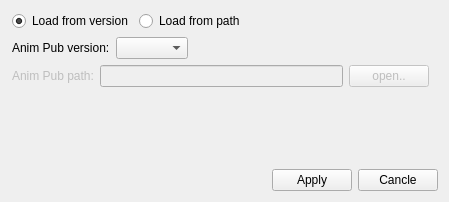
CX-kkk/lgt_import_tool, file gui/win.ui: the form before one commit.
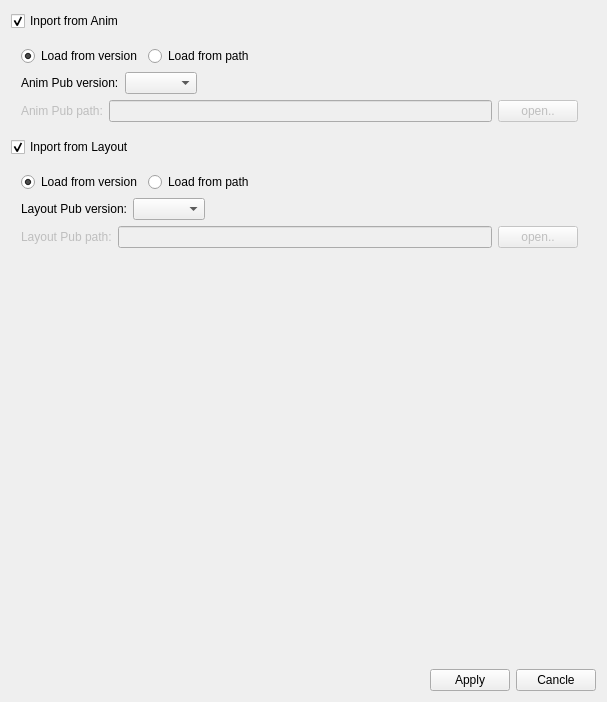
The form after the commit.

Diff of the .ui file:
```diff
--- a/gui/win.ui
+++ b/gui/win.ui
@@ -6,14 +6,27 @@
    <rect>
     <x>0</x>
     <y>0</y>
-    <width>449</width>
-    <height>202</height>
+    <width>607</width>
+    <height>702</height>
    </rect>
   </property>
   <property name="windowTitle">
    <string>Form</string>
   </property>
-  <layout class="QVBoxLayout" name="verticalLayout_2">
+  <layout class="QVBoxLayout" name="verticalLayout_3">
+   <item>
+    <widget class="QCheckBox" name="checkBox_from_anim">
+     <property name="text">
+      <string>Inport from Anim</string>
+     </property>
+     <property name="checked">
+      <bool>true</bool>
+     </property>
+    </widget>
+   </item>
+   <item>
+    <widget class="QWidget" name="Qwidget_from_anim" native="true">
+     <layout class="QVBoxLayout" name="verticalLayout_from_anim">
    <item>
     <widget class="QFrame" name="QFrame_opt">
      <layout class="QHBoxLayout" name="horizontalLayout_opt">
@@ -142,7 +155,156 @@
     </widget>
    </item>
    <item>
-    <layout class="QVBoxLayout" name="verticalLayout_items"/>
+       <layout class="QVBoxLayout" name="verticalLayout_anim_items"/>
+      </item>
+     </layout>
+    </widget>
+   </item>
+   <item>
+    <widget class="QCheckBox" name="checkBox_from_layout">
+     <property name="text">
+      <string>Inport from Layout</string>
+     </property>
+     <property name="checked">
+      <bool>true</bool>
+     </property>
+    </widget>
+   </item>
+   <item>
+    <widget class="QWidget" name="Qwidget_from_layout" native="true">
+     <layout class="QVBoxLayout" name="verticalLayout_2">
+      <item>
+       <widget class="QFrame" name="QFrame_lay_opt">
+        <layout class="QHBoxLayout" name="horizontalLayout_opt_2">
+         <property name="leftMargin">
+          <number>1</number>
+         </property>
+         <property name="topMargin">
+          <number>0</number>
+         </property>
+         <property name="bottomMargin">
+          <number>0</number>
+         </property>
+         <item>
+          <widget class="QRadioButton" name="radioButton_lay_from_version">
+           <property name="text">
+            <string>Load from version</string>
+           </property>
+           <property name="checked">
+            <bool>true</bool>
+           </property>
+          </widget>
+         </item>
+         <item>
+          <widget class="QRadioButton" name="radioButton_lay_from_path">
+           <property name="text">
+            <string>Load from path</string>
+           </property>
+           <property name="checked">
+            <bool>false</bool>
+           </property>
+          </widget>
+         </item>
+         <item>
+          <spacer name="horizontalSpacer_5">
+           <property name="orientation">
+            <enum>Qt::Horizontal</enum>
+           </property>
+           <property name="sizeHint" stdset="0">
+            <size>
+             <width>40</width>
+             <height>20</height>
+            </size>
+           </property>
+          </spacer>
+         </item>
+        </layout>
+       </widget>
+      </item>
+      <item>
+       <widget class="QWidget" name="QWidget_lay_from_version" native="true">
+        <property name="enabled">
+         <bool>true</bool>
+        </property>
+        <layout class="QHBoxLayout" name="horizontalLayout_5">
+         <property name="leftMargin">
+          <number>1</number>
+         </property>
+         <property name="topMargin">
+          <number>0</number>
+         </property>
+         <property name="bottomMargin">
+          <number>0</number>
+         </property>
+         <item>
+          <widget class="QLabel" name="label_3">
+           <property name="text">
+            <string>Layout Pub version:</string>
+           </property>
+          </widget>
+         </item>
+         <item>
+          <widget class="QComboBox" name="comboBox_lay_version"/>
+         </item>
+         <item>
+          <spacer name="horizontalSpacer_4">
+           <property name="orientation">
+            <enum>Qt::Horizontal</enum>
+           </property>
+           <property name="sizeHint" stdset="0">
+            <size>
+             <width>40</width>
+             <height>20</height>
+            </size>
+           </property>
+          </spacer>
+         </item>
+        </layout>
+       </widget>
+      </item>
+      <item>
+       <widget class="QWidget" name="QWidget_lay_from_path" native="true">
+        <property name="enabled">
+         <bool>false</bool>
+        </property>
+        <layout class="QHBoxLayout" name="horizontalLayout_6">
+         <property name="leftMargin">
+          <number>1</number>
+         </property>
+         <property name="topMargin">
+          <number>0</number>
+         </property>
+         <property name="bottomMargin">
+          <number>0</number>
+         </property>
+         <item>
+          <widget class="QLabel" name="label_4">
+           <property name="text">
+            <string>Layout Pub path:</string>
+           </property>
+          </widget>
+         </item>
+         <item>
+          <widget class="QLineEdit" name="lineEdit_lay_path"/>
+         </item>
+         <item>
+          <widget class="QPushButton" name="pushButton_lay">
+           <property name="enabled">
+            <bool>false</bool>
+           </property>
+           <property name="text">
+            <string>open..</string>
+           </property>
+          </widget>
+         </item>
+        </layout>
+       </widget>
+      </item>
+      <item>
+       <layout class="QVBoxLayout" name="verticalLayout_lauout_items"/>
+      </item>
+     </layout>
+    </widget>
    </item>
    <item>
     <spacer name="verticalSpacer">
```
Left out of the diff: 4 changed lines with no effect on the pictures. Lines whose indentation alone changed are shown as unchanged.
